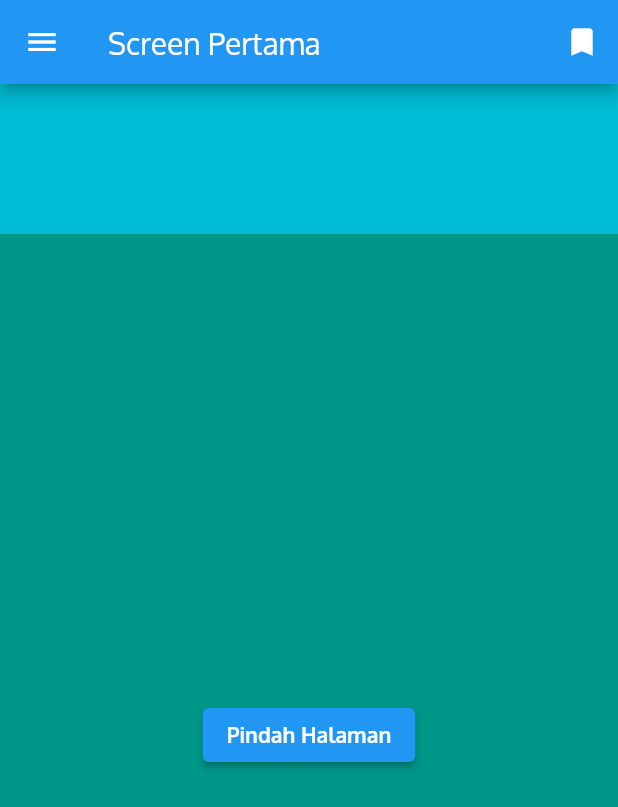
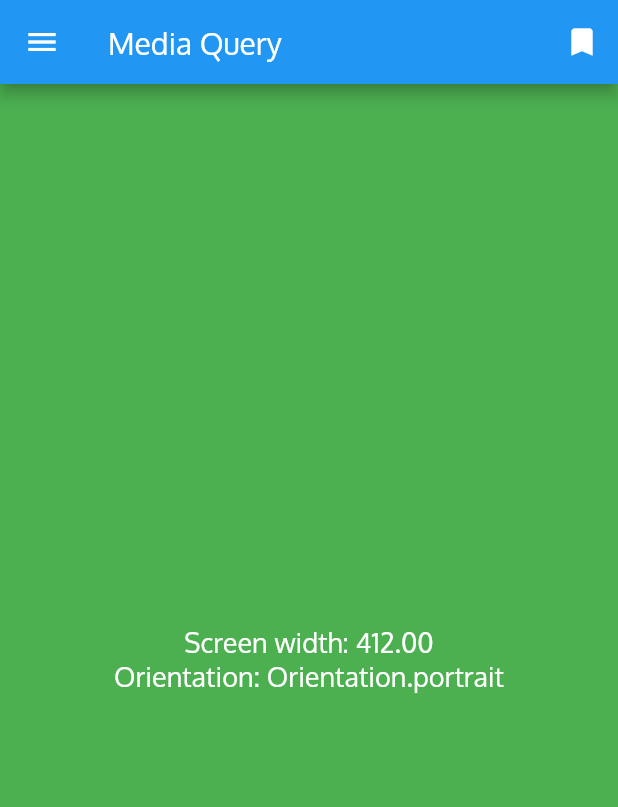
Before and after one commit to Flutter-Dart-Hacks/flutter-dicoding-a, a Flutter app: the screen it shows after launch, on a phone screen of 412 x 824 dp. Shown: the top 807 px of the screen. Run offline on Flutter 3.47's test engine with Material 2 defaults, Android fonts, the light colour scheme and no system bars; project files that could hold a hidden picture were left out.

Commit message:
Latihan responsive layout

```diff
--- a/lib/main.dart
+++ b/lib/main.dart
@@ -1,6 +1,5 @@
 import 'package:flutter/material.dart';
-import 'package:flutter_dicodinga/lists/expand_flexible.dart';
-import 'package:flutter_dicodinga/navigations/screen_pertama.dart';
+import 'package:flutter_dicodinga/responsivelayout/resp_mediaquery.dart';
 
 void main() {
   runApp(const MyApp());
@@ -29,7 +28,7 @@ class MyApp extends StatelessWidget {
         fontFamily: 'Oxygen',
       ),
       // home: const ExpandFlexibleSampel(),
-      home: const ScreenPertama(),
+      home: const MediaQuerySampel(),
       // home: const MyHomePage(title: 'Flutter Demo Home Page'),
     );
   }
--- /dev/null
+++ b/lib/responsivelayout/resp_mediaquery.dart
@@ -0,0 +1,64 @@
+import 'package:flutter/material.dart';
+
+class MediaQuerySampel extends StatelessWidget {
+  const MediaQuerySampel({Key? key}) : super(key: key);
+
+  @override
+  Widget build(BuildContext context) {
+    return Scaffold(
+      appBar: AppBar(
+        title: const Text('Media Query'),
+        actions: <Widget>[
+          IconButton(
+            onPressed: () {},
+            icon: const Icon(Icons.bookmark, color: Colors.white),
+          )
+        ],
+        leading: IconButton(
+          icon: const Icon(Icons.menu, color: Colors.white),
+          onPressed: () {},
+        ),
+      ),
+      backgroundColor: Colors.green,
+      body: const SafeArea(
+        child: MediaQuerySatu(),
+      ),
+    );
+  }
+}
+
+class MediaQuerySatu extends StatelessWidget {
+  const MediaQuerySatu({Key? key}) : super(key: key);
+
+  @override
+  Widget build(BuildContext context) {
+    Size screenSize = MediaQuery.of(context).size;
+    Orientation orientation = MediaQuery.of(context).orientation;
+
+    return Column(
+      mainAxisAlignment: MainAxisAlignment.center,
+      crossAxisAlignment: CrossAxisAlignment.stretch,
+      children: [
+        Text(
+          'Screen width: ${screenSize.width.toStringAsFixed(2)}',
+          style: const TextStyle(color: Colors.white, fontSize: 18),
+          textAlign: TextAlign.center,
+        ),
+        Text(
+          'Orientation: $orientation',
+          style: const TextStyle(color: Colors.white, fontSize: 18),
+          textAlign: TextAlign.center,
+        ),
+      ],
+    );
+  }
+}
+
+class LayoutBuilderSampel extends StatelessWidget {
+  const LayoutBuilderSampel({Key? key}) : super(key: key);
+
+  @override
+  Widget build(BuildContext context) {
+    return Container();
+  }
+}
```
